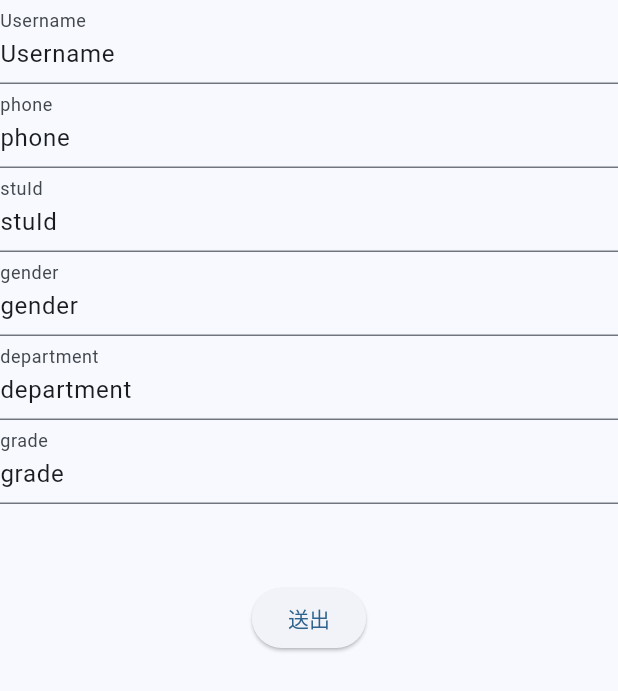
After one commit to quan0715/ncuber, a Flutter app: the TestPersonView screen opened by its route, after a tap on "送出", on a phone screen of 412 x 824 dp. The commit adds this screen. Shown: the top 691 px of the screen. Run offline on Flutter 3.47's test engine with Material 2 defaults, Android fonts, the light colour scheme and no system bars; our stand-ins replace firebase_core, google_maps_flutter, location, permission_handler; missing offline and left inert: flutter_appauth, flutter_polyline_points, google_maps_webservice_ex, map_location_picker; accounts and stored records are empty; network calls fail.

Commit message:
Test connection with server without encrypt - try to fix portal but still not working

```diff
--- a/lib/constants/constants.dart
+++ b/lib/constants/constants.dart
@@ -1,2 +1,2 @@
-const String SERVER_URL = ""; //TODO.
+const String SERVER_URL = "https://ncuber.pythonanywhere.com/backEnd_post_test"; //TODO.
 const String SERVER_CLIENT_ID = "iBTFJjVUJQ7uZa4MVLXRcM2WLN6S1P";
--- a/lib/main.dart
+++ b/lib/main.dart
@@ -2,6 +2,7 @@ import 'package:flutter/material.dart';
 import 'package:ncuber/view/create_carpool_view.dart';
 import 'package:ncuber/view/dashboard_view.dart';
 import 'package:ncuber/view/outh_page_view.dart';
+import 'package:ncuber/view/test_person_view.dart';
 import 'package:ncuber/view_model/permission_requester_view_model.dart';
 
 import 'package:firebase_core/firebase_core.dart';
@@ -34,6 +35,7 @@ class MyApp extends StatelessWidget {
         '/': (context) => const OuthView(),
         '/map': (context) => const CreateCarPoolView(),
         '/dashboard': (context) => const DashboardView(),
+        '/test': (context) => TestPersonView(),
       },
     );
   }
--- a/lib/service/server_service.dart
+++ b/lib/service/server_service.dart
@@ -1,51 +1,79 @@
 import 'dart:convert';
+import 'dart:io';
 
-import 'package:http/http.dart' as http;
-import 'package:encrypt/encrypt.dart';
+import 'package:flutter/cupertino.dart' hide Key;
+// import 'package:encrypt/encrypt.dart';
 import 'package:ncuber/constants/constants.dart';
 import 'package:ncuber/model/car_model.dart';
 import 'package:ncuber/model/person_model.dart';
 
 /// Reference: https://www.liujunmin.com/flutter/provider/provider_mvvm.html
+/// Reference: https://stackoverflow.com/questions/57369129/flutter-http-post-request-error-invalid-media-type-expected
 class ServerService {
-  static var key = Key.fromUtf8(")J@NcRfUjXn2r5u8");
-  static var encrypter = Encrypter(AES(key));
+  // static var key = Key.fromUtf8(")J@NcRfUjXn2r5u8");
+  // static var iv = IV.fromUtf8(input)
+  // static var encrypter = Encrypter(AES(key));
 
-  static const Map<String, String> headers = {
-    'Content-Type': 'application/json; charset=UTF-8',
-    'clientId': SERVER_CLIENT_ID,
-  };
-  static String encryptedHeader = encrypt(headers);
+  // static String encryptedHeader = encrypt(headers);
 
   static Future<Map<String, dynamic>> postGet(
       Map<String, dynamic> jsonBody) async {
-    final resp = await http.post(Uri.parse(SERVER_URL),
-        headers: <String, String>{"Encrypted-Header": encryptedHeader},
-        body: encrypt(jsonBody));
+    // final resp = await http.post(Uri.parse(SERVER_URL),
+    //     headers: <String, String>{"Encrypted-Header": encryptedHeader},
+    //     body: encrypt(jsonBody));
+    HttpClient httpClient = HttpClient();
+    HttpClientRequest request = await httpClient.postUrl(Uri.parse(SERVER_URL));
+    request.headers.set('Content-Type', 'application/json; charset=UTF-8');
+    request.headers.set('clientId', SERVER_CLIENT_ID);
 
-    if (resp.statusCode == 200) {
-      String? unDecodedHeader = resp.headers['Encrypted-Header'];
-      Map<String, dynamic> realHeader = decrypt(unDecodedHeader!);
+    debugPrint(jsonBody.toString());
+    request.add(utf8.encode(jsonEncode(jsonBody)));
 
-      if (realHeader['clientId'] == SERVER_CLIENT_ID) {
-        String unDecodedBody = resp.body;
-        Map<String, dynamic> realBody = decrypt(unDecodedBody);
-        return realBody;
-      } else {
-        throw Exception('Server give wrong clientId');
-      }
+    HttpClientResponse response = await request.close();
+
+    String reply = await response.transform(utf8.decoder).join();
+
+    if (response.headers.value('clientId') == SERVER_CLIENT_ID) {
+      debugPrint(response.headers.toString());
+      debugPrint(reply);
+      httpClient.close();
+
+      return jsonDecode(reply);
     } else {
+      httpClient.close();
       throw Exception('Failed to post to server.');
     }
+
+    // String? unDecodedHeader = resp.headers['Encrypted-Header'];
+    // Map<String, dynamic> realHeader = decrypt(unDecodedHeader!);
+
+    // if (realHeader['clientId'] == SERVER_CLIENT_ID) {
+    //   String unDecodedBody = resp.body;
+    //   Map<String, dynamic> realBody = decrypt(unDecodedBody);
+    //   return realBody;
+    // } else {
+    //   throw Exception('Server give wrong clientId');
+    // }
+    // } else {
+    //   throw Exception('Failed to post to server.');
+    // }
   }
 
-  static String encrypt(Map<String, dynamic> json) {
-    return encrypter.encrypt(jsonEncode(json)).base64;
-  }
+  // static String encrypt(Map<String, dynamic> json) {
+  //   debugPrint("Ready to encrypt");
+  //   debugPrint(json.toString());
+  //   return encrypter.encrypt(jsonEncode(json)).base64;
+  // }
 
-  static Map<String, dynamic> decrypt(String msg) {
-    return jsonDecode(encrypter.decrypt(Encrypted.fromBase64(msg)));
-  }
+  // static Map<String, dynamic> decrypt(String msg) {
+  //   debugPrint("Before decrypt");
+  //   debugPrint(msg);
+  //   Map<String, dynamic> decrypted =
+  //       jsonDecode(encrypter.decrypt(Encrypted.fromBase64(msg)));
+  //   debugPrint("Ready to decrypt");
+  //   debugPrint(decrypted.toString());
+  //   return decrypted;
+  // }
 }
 
 /// --- server apis ---
@@ -184,10 +212,11 @@ Future<int> rmPersonFromCar(int stuId, int carId) async {
   }
 }
 
-Future<PersonModel> reqPersonModelByUid(int stuId) async {
+Future<PersonModel> reqPersonModelByStuIdAndName(String stuId, String name) async {
   Map<String, dynamic> body = {
-    "type": "req_person_by_stuId",
+    "type": "req_person_by_stuId_name",
     "stuId": stuId,
+    "name": name,
   };
 
   var json = await ServerService.postGet(body);
--- a/lib/view/outh_page_view.dart
+++ b/lib/view/outh_page_view.dart
@@ -24,7 +24,7 @@ class OuthView extends StatelessWidget {
         child: ElevatedButton(
           onPressed: () {
             // TODO : 串上 portal OAuth 認證 API 並取得 token
-            // await PortalService.getPortalData();
+            // PortalService.getPortalData();
             Navigator.pushNamed(context, '/dashboard');
           },
           style: ElevatedButton.styleFrom(shape: RoundedRectangleBorder(borderRadius: BorderRadius.circular(16))),
--- /dev/null
+++ b/lib/view/test_person_view.dart
@@ -0,0 +1,66 @@
+import 'package:flutter/material.dart';
+import 'package:ncuber/model/person_model.dart';
+import 'package:ncuber/service/server_service.dart';
+
+class TestPersonView extends StatefulWidget {
+  const TestPersonView({super.key});
+
+  @override
+  State<TestPersonView> createState() => TestPersonViewState();
+}
+
+class TestPersonViewState extends State<TestPersonView> {
+  final _tffControllers = List.generate(6, (index) {
+    final _tffTexts = [
+      'Username',
+      'phone',
+      'stuId',
+      'gender',
+      'department',
+      'grade'
+    ];
+    return TextEditingController(text: _tffTexts[index]);
+  });
+
+  Future<void> _sendPerson() async {
+    var personModel = PersonModel(
+      name: _tffControllers[0].text,
+      phone: _tffControllers[1].text,
+      stuId: _tffControllers[2].text,
+      gender: (_tffControllers[3].text == '男')
+          ? 1
+          : (_tffControllers[3].text == '女')
+              ? 2
+              : 0,
+      department: _tffControllers[4].text,
+      grade: _tffControllers[5].text,
+    );
+    // FIXME: only send name
+    await sendPersonModel(personModel);
+  }
+
+  @override
+  Widget build(BuildContext context) {
+    return Scaffold(
+        body: Stack(children: [
+      ListView.builder(
+        itemCount: _tffControllers.length,
+        itemBuilder: (context, index) {
+          return TextFormField(
+            controller: _tffControllers[index],
+            decoration: InputDecoration(
+              border: const UnderlineInputBorder(),
+              labelText: _tffControllers[index].text,
+            ),
+          );
+        },
+      ),
+      Center(
+        child: ElevatedButton(
+          onPressed: () => _sendPerson(),
+          child: const Text('送出'),
+        ),
+      ),
+    ]));
+  }
+}
--- a/pubspec.yaml
+++ b/pubspec.yaml
@@ -41,7 +41,7 @@ dependencies:
   google_maps_routes: ^1.1.2
   http: ^0.13.6
   flutter_polyline_points: ^1.0.0
-  encrypt: ^5.0.1
+  # encrypt: ^5.0.1
   permission_handler: ^10.2.0
   flutter_appauth: ^6.0.0
   # oauth2_client: ^3.2.1
```
Also changed, not shown: lib/service/portal_service.dart (+24 -4 lines), pubspec.lock.
